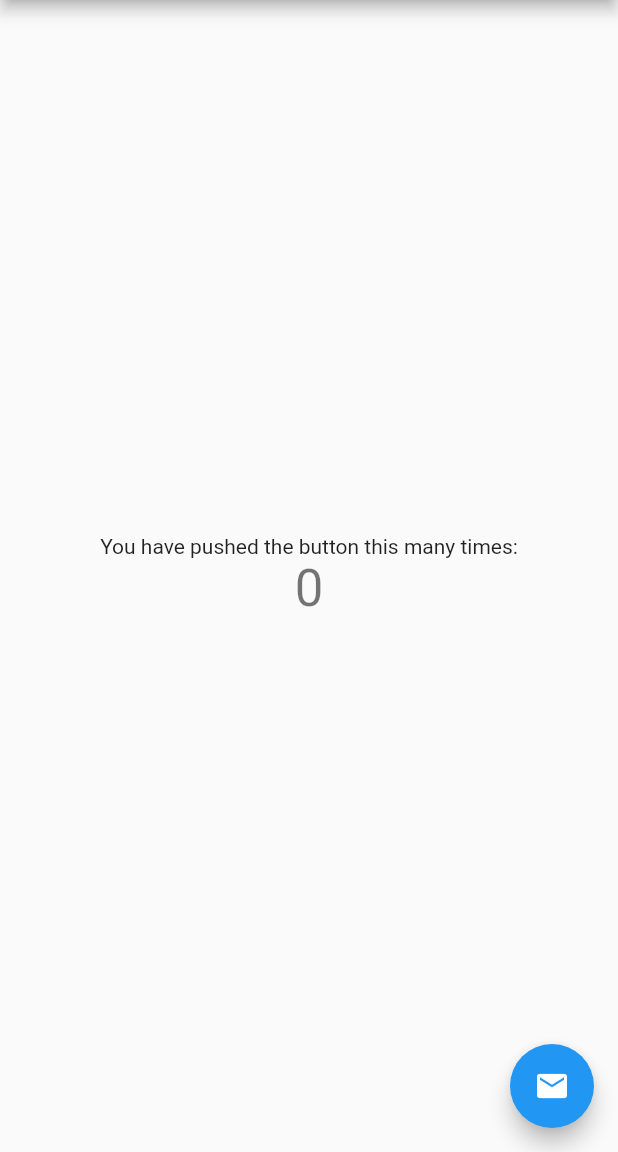
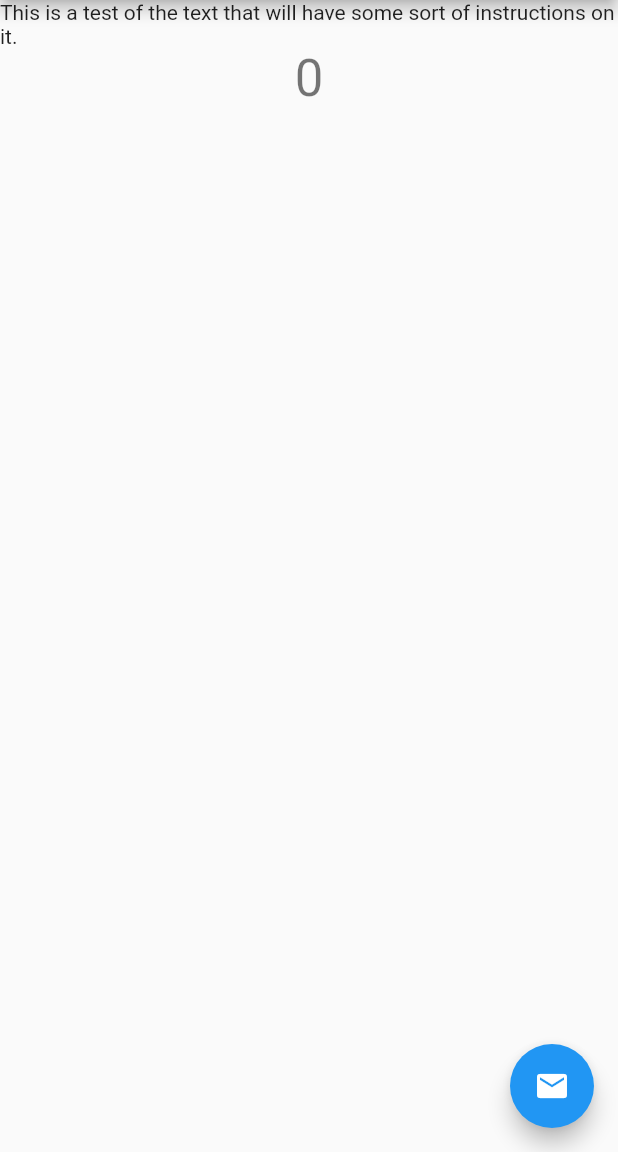
Before and after one commit to TheBKBurger/bluetooth_wifi_flutter_app, a Flutter app: the screen it shows after launch, on a phone screen of 412 x 824 dp, the part 84-1236 px from its top. Run offline on Flutter 3.47's test engine with Material 2 defaults, Android fonts, the phone set to English and light mode, and no system bars.

Commit message:
Nick:
- Moved the text to the top of the page.

```diff
--- a/lib/main.dart
+++ b/lib/main.dart
@@ -82,20 +82,15 @@ class _MyHomePageState extends State<MyHomePage> {
           // arranges them vertically. By default, it sizes itself to fit its
           // children horizontally, and tries to be as tall as its parent.
           //
-          // Invoke "debug painting" (press "p" in the console, choose the
-          // "Toggle Debug Paint" action from the Flutter Inspector in Android
-          // Studio, or the "Toggle Debug Paint" command in Visual Studio Code)
-          // to see the wireframe for each widget.
-          //
           // Column has various properties to control how it sizes itself and
           // how it positions its children. Here we use mainAxisAlignment to
           // center the children vertically; the main axis here is the vertical
           // axis because Columns are vertical (the cross axis would be
           // horizontal).
-          mainAxisAlignment: MainAxisAlignment.center,
+          mainAxisAlignment: MainAxisAlignment.start,
           children: <Widget>[
             Text(
-              'You have pushed the button this many times:',
+              'This is a test of the text that will have some sort of instructions on it.',
             ),
             Text(
               '$_counter',
```
